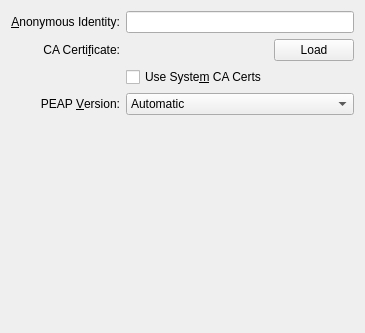
This is libs/ui/security/eapmethodpeapbase.ui in KDE/networkmanagement as Qt 5 draws it before an edit. The edited form follows.
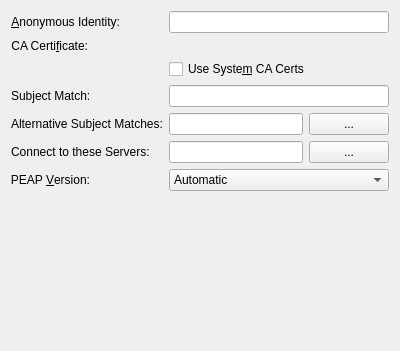
This is the edited form. Custom widgets are drawn as their Qt base class.

```diff
--- a/libs/ui/security/eapmethodpeapbase.ui
+++ b/libs/ui/security/eapmethodpeapbase.ui
@@ -6,13 +6,13 @@
    <rect>
     <x>0</x>
     <y>0</y>
-    <width>365</width>
-    <height>333</height>
+    <width>400</width>
+    <height>351</height>
    </rect>
   </property>
   <layout class="QVBoxLayout" name="verticalLayout">
    <item>
-    <layout class="QGridLayout" name="gridLayout">
+    <layout class="QFormLayout" name="formLayout">
      <item row="0" column="0">
       <widget class="QLabel" name="label">
        <property name="text">
@@ -29,7 +29,30 @@
      <item row="0" column="1">
       <widget class="KLineEdit" name="leAnonIdentity"/>
      </item>
-     <item row="3" column="0">
+     <item row="1" column="0">
+      <widget class="QLabel" name="label_3">
+       <property name="text">
+        <string>CA Certi&amp;ficate:</string>
+       </property>
+       <property name="alignment">
+        <set>Qt::AlignRight|Qt::AlignTrailing|Qt::AlignVCenter</set>
+       </property>
+       <property name="buddy">
+        <cstring>kurCaCert</cstring>
+       </property>
+      </widget>
+     </item>
+     <item row="1" column="1">
+      <widget class="KUrlRequester" name="kurCaCert"/>
+     </item>
+     <item row="2" column="1">
+      <widget class="QCheckBox" name="chkUseSystemCaCerts">
+       <property name="text">
+        <string>Use Syste&amp;m CA Certs</string>
+       </property>
+      </widget>
+     </item>
+     <item row="6" column="0">
       <widget class="QLabel" name="label_6">
        <property name="text">
         <string>PEAP &amp;Version:</string>
@@ -42,7 +65,7 @@
        </property>
       </widget>
      </item>
-     <item row="3" column="1">
+     <item row="6" column="1">
       <widget class="KComboBox" name="cboPeapVersion">
        <item>
         <property name="text">
@@ -61,38 +84,61 @@
        </item>
       </widget>
      </item>
-     <item row="2" column="1">
-      <widget class="QCheckBox" name="chkUseSystemCaCerts">
+     <item row="3" column="0">
+      <widget class="QLabel" name="lblSubjectMatch">
        <property name="text">
-        <string>Use Syste&amp;m CA Certs</string>
+        <string>Subject Match:</string>
        </property>
-       <property name="tristate">
-        <bool>false</bool>
+      </widget>
+     </item>
+     <item row="3" column="1">
+      <widget class="KLineEdit" name="leSubjectMatch">
+       <property name="toolTip">
+        <string>Only connect to servers whose certificate subject matches this. For the syntax see the wpa_supplicant documentation.</string>
        </property>
       </widget>
      </item>
-     <item row="1" column="0">
-      <widget class="QLabel" name="label_3">
+     <item row="4" column="0">
+      <widget class="QLabel" name="lblAltSubjectMatches">
        <property name="text">
-        <string>CA Certi&amp;ficate:</string>
+        <string>Alternative Subject Matches:</string>
        </property>
-       <property name="alignment">
-        <set>Qt::AlignRight|Qt::AlignTrailing|Qt::AlignVCenter</set>
+      </widget>
+     </item>
+     <item row="4" column="1">
+      <layout class="QHBoxLayout" name="horizontalLayout">
+       <item>
+        <widget class="QLineEdit" name="leAltSubjectMatches">
+         <property name="toolTip">
+          <string>Only connect to servers whose certificate contains at least one of the entries. For the syntax see the wpa_supplicant documentation. Use ',' to separate entries.</string>
+         </property>
+        </widget>
+       </item>
+       <item>
+        <widget class="KPushButton" name="altSubjectMatchesMoreBtn">
+         <property name="text">
+          <string>...</string>
+         </property>
+        </widget>
+       </item>
+      </layout>
+     </item>
+     <item row="5" column="0">
+      <widget class="QLabel" name="lblConnectToTheseServers">
+       <property name="text">
+        <string>Connect to these Servers:</string>
        </property>
        <property name="buddy">
         <cstring>caCertLoad</cstring>
        </property>
       </widget>
      </item>
-     <item row="1" column="1">
+     <item row="5" column="1">
       <layout class="QHBoxLayout" name="horizontalLayout_2">
        <item>
-        <widget class="KLed" name="caCertLed">
-         <property name="sizePolicy">
-          <sizepolicy hsizetype="Fixed" vsizetype="Fixed">
-           <horstretch>0</horstretch>
-           <verstretch>0</verstretch>
-          </sizepolicy>
+        <widget class="KLineEdit" name="leConnectToTheseServers">
+         <property name="toolTip">
+          <string>Only connect to these servers. Use ',' to separate entries.</string>
          </property>
          <property name="state">
           <enum>KLed::Off</enum>
@@ -103,22 +149,9 @@
         </widget>
        </item>
        <item>
-        <widget class="QLabel" name="caCertLoadedLabel">
+        <widget class="KPushButton" name="connectToTheseServersMoreBtn">
          <property name="text">
-          <string/>
-         </property>
-        </widget>
-       </item>
-       <item>
-        <widget class="KPushButton" name="caCertLoad">
-         <property name="sizePolicy">
-          <sizepolicy hsizetype="Fixed" vsizetype="Fixed">
-           <horstretch>0</horstretch>
-           <verstretch>0</verstretch>
-          </sizepolicy>
-         </property>
-         <property name="text">
-          <string>Load</string>
+          <string>...</string>
          </property>
         </widget>
        </item>
@@ -143,9 +176,9 @@
  </widget>
  <customwidgets>
   <customwidget>
-   <class>KLed</class>
-   <extends>QWidget</extends>
-   <header>kled.h</header>
+   <class>KUrlRequester</class>
+   <extends>QFrame</extends>
+   <header>kurlrequester.h</header>
   </customwidget>
   <customwidget>
    <class>KPushButton</class>
```
Left out of the diff: 20 changed lines with no effect on the pictures.
